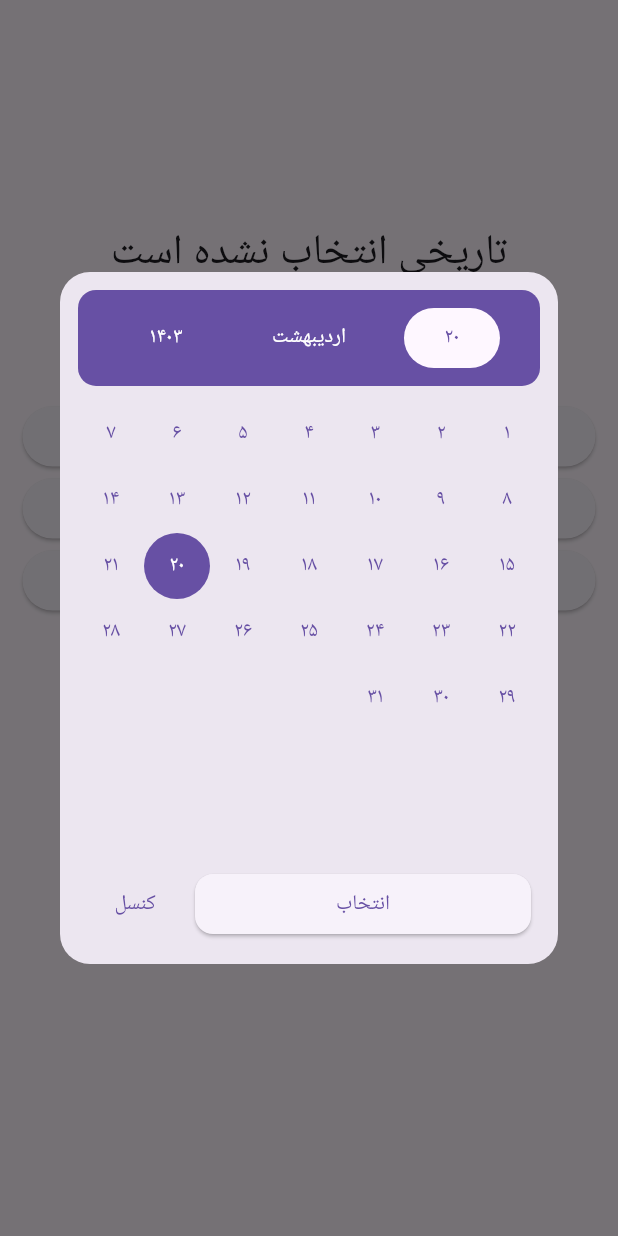
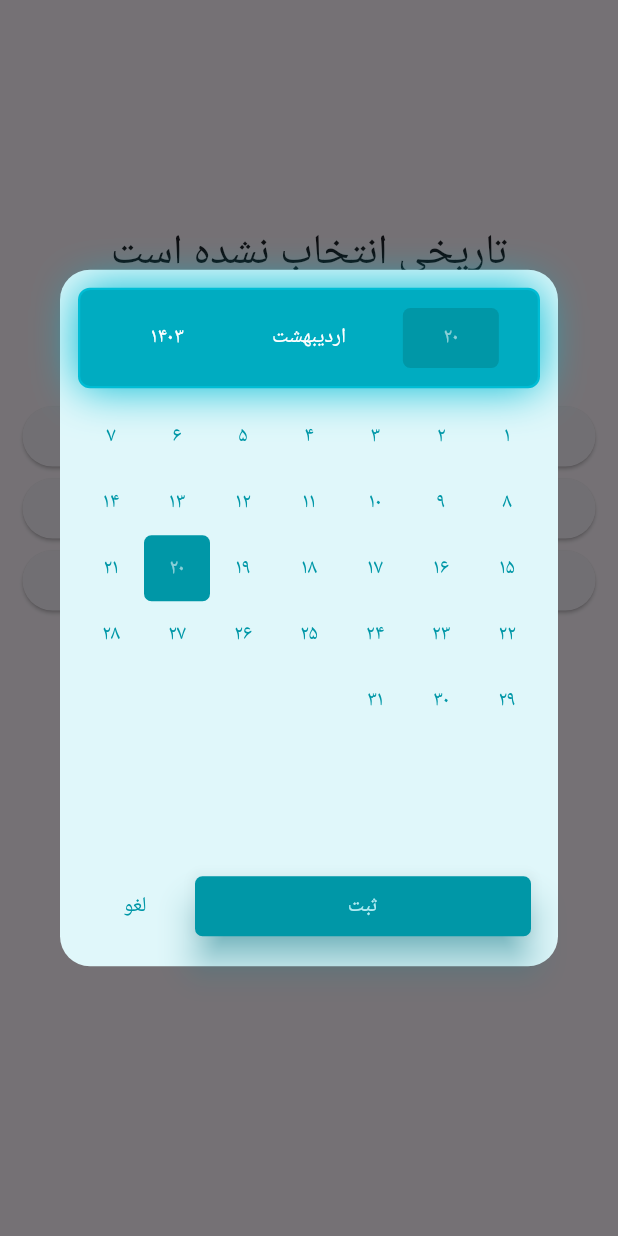
Before and after one commit to Persian-Widgets/persian_calendar_widget, a Flutter app: the screen it shows after launch, after a tap on "انتخاب روز و ماه", on a phone screen of 412 x 824 dp. Run offline on Flutter 3.47's test engine with Material 3 defaults, Android fonts, the phone set to English and light mode, and no system bars; our stand-ins replace shamsi_date.

Commit message:
ref: update example file

```diff
--- a/example/lib/main.dart
+++ b/example/lib/main.dart
@@ -40,7 +40,7 @@ class _MyHomePageState extends State<MyHomePage> {
           ),
           Center(
               child: Text(
-            selectedDate,
+            selectedDate.toPersianDigit(),
             style: Theme.of(context).textTheme.headlineMedium,
             textDirection: TextDirection.rtl,
           )),
@@ -78,12 +78,76 @@ class _MyHomePageState extends State<MyHomePage> {
               onPressed: () {
                 /// open date picker widget
                 /// user have access to pick day and month
-                MinimalPersianCalendar.pickMonthAndDay(
+                CustomDecorationPersianCalendar.pickMonthAndDay(
                   context: context,
                   onSubmit: (jalaliDate, dateInText) {
+                    setState(() {
+                      selectedDate = dateInText;
+                    });
                     log('dateInText of pick month & day: $dateInText');
                     log('jalaliDate of pick month & day: $jalaliDate');
                   },
+                  background: Colors.cyan.shade50,
+
+                  /// change cancel button decoration
+                  cancelTitle: 'لغو',
+                  cancelButtonStyle: TextButton.styleFrom(),
+                  cancelTextStyle: TextStyle(color: Colors.cyan.shade700),
+
+                  /// change submit button decoration
+                  submitTitle: 'ثبت',
+                  submitButtonStyle: ElevatedButton.styleFrom(
+                    elevation: 10,
+                    shadowColor: Colors.cyan.shade400,
+                    backgroundColor: Colors.cyan.shade700,
+                    shape: RoundedRectangleBorder(
+                      borderRadius: BorderRadius.circular(5.0),
+                    ),
+                  ),
+                  submitTextStyle: TextStyle(color: Colors.cyan.shade100),
+
+                  /// change date button decoration
+                  dateButtonStyle: TextButton.styleFrom(),
+                  dateSelectedButtonStyle: TextButton.styleFrom(
+                    elevation: 0,
+                    backgroundColor: Colors.cyan.shade700,
+                    shape: RoundedRectangleBorder(
+                      borderRadius: BorderRadius.circular(5.0),
+                    ),
+                  ),
+                  dateTextStyle: TextStyle(
+                    color: Colors.cyan.shade700,
+                  ),
+                  dateSelectedTextStyle: const TextStyle(
+                    color: Colors.white54,
+                  ),
+
+                  /// change title decoration
+                  titleBoxStyle: BoxDecoration(
+                      borderRadius: const BorderRadius.all(Radius.circular(8)),
+                      border:
+                          Border.all(color: Colors.cyan.shade500, width: 1.5),
+                      color: Colors.cyan.shade600,
+                      boxShadow: [
+                        BoxShadow(
+                            color: Colors.cyan.shade500,
+                            offset: Offset.zero,
+                            blurRadius: 25)
+                      ]),
+                  titleButtonStyle: TextButton.styleFrom(),
+                  titleSelectedButtonStyle: TextButton.styleFrom(
+                    elevation: 0,
+                    backgroundColor: Colors.cyan.shade700,
+                    shape: RoundedRectangleBorder(
+                      borderRadius: BorderRadius.circular(5.0),
+                    ),
+                  ),
+                  titleTextStyle: const TextStyle(
+                    color: Colors.white,
+                  ),
+                  titleSelectedTextStyle: const TextStyle(
+                    color: Colors.white54,
+                  ),
                 );
               },
               child: const Text('انتخاب روز و ماه')),
```
Also changed, not shown: example/pubspec.lock.
